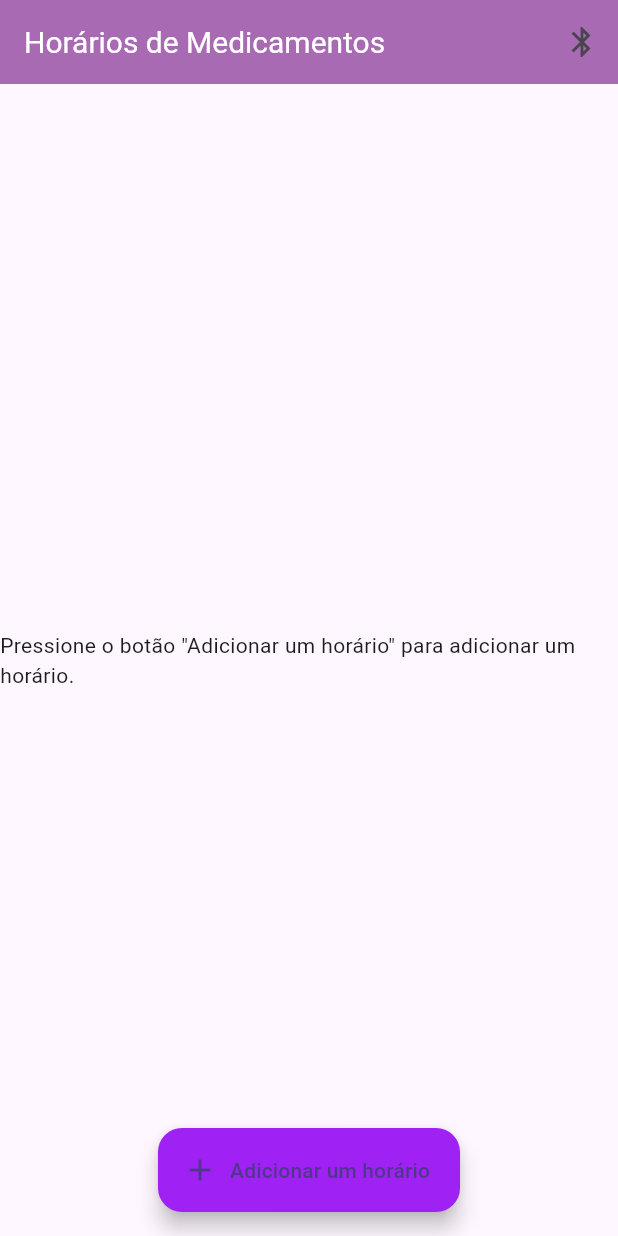
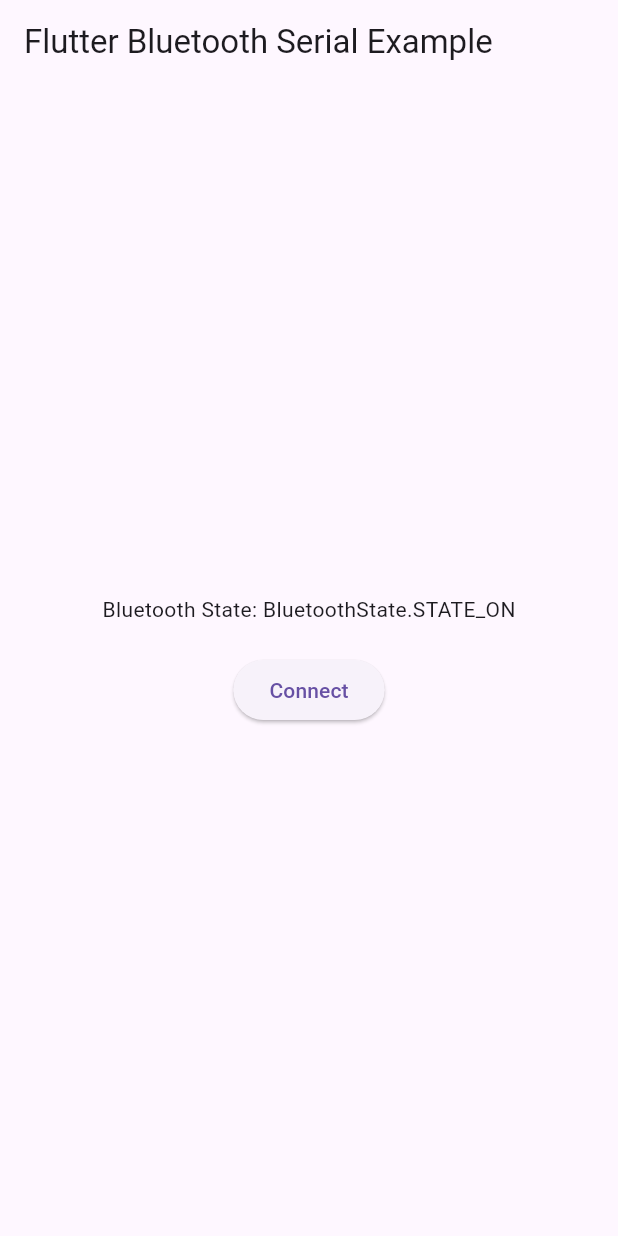
Before and after one commit to VithoriaS/projeto_caixa_medicamentos, a Flutter app: the screen it shows after launch, on a phone screen of 412 x 824 dp. Run offline on Flutter 3.47's test engine with Material 3 defaults, Android fonts, the phone set to English and light mode, and no system bars; our stand-ins replace flutter_blue, flutter_bluetooth_serial.

Commit message:
primeiro_teste_bluetooth

```diff
--- a/lib/main.dart
+++ b/lib/main.dart
@@ -1,5 +1,5 @@
 import 'package:flutter/material.dart';
-import 'medication_schedule_screen.dart';
+import 'package:flutter_bluetooth_serial/flutter_bluetooth_serial.dart';
 
 void main() {
   runApp(MyApp());
@@ -9,20 +9,89 @@
   @override
   Widget build(BuildContext context) {
     return MaterialApp(
-      title: 'Caixa de Medicamentos',
-      theme: ThemeData(
-        primarySwatch: Colors.blue,
-        appBarTheme: AppBarTheme(
-          color: Color.fromARGB(255, 168, 107, 179), // Cor de fundo da AppBar
-          titleTextStyle: TextStyle(
-            color: Colors.white, // Cor do texto
-            fontSize: 20, // Tamanho da fonte
-          ),
-        ),
-        visualDensity: VisualDensity.adaptivePlatformDensity,
-      ),
-      home: MedicationScheduleScreen(),
-      debugShowCheckedModeBanner: false,
+      home: BluetoothApp(),
     );
   }
 }
+
+class BluetoothApp extends StatefulWidget {
+  @override
+  _BluetoothAppState createState() => _BluetoothAppState();
+}
+
+class _BluetoothAppState extends State<BluetoothApp> {
+  BluetoothState _bluetoothState = BluetoothState.UNKNOWN;
+  BluetoothConnection? _connection;
+  bool _isConnected = false;
+
+  @override
+  void initState() {
+    super.initState();
+    FlutterBluetoothSerial.instance.state.then((state) {
+      setState(() {
+        _bluetoothState = state;
+      });
+    });
+
+    FlutterBluetoothSerial.instance.onStateChanged().listen((BluetoothState state) {
+      setState(() {
+        _bluetoothState = state;
+      });
+    });
+  }
+
+  void _connectToDevice(String address) async {
+    try {
+      _connection = await BluetoothConnection.toAddress(address);
+      setState(() {
+        _isConnected = true;
+      });
+      print('Connected to the device');
+
+      _connection!.input!.listen((Uint8List data) {
+        print('Data incoming: ${ascii.decode(data)}');
+      }).onDone(() {
+        print('Disconnected by remote request');
+        setState(() {
+          _isConnected = false;
+        });
+      });
+    } catch (e) {
+      print('Cannot connect, exception occurred: $e');
+    }
+  }
+
+  void _disconnectFromDevice() async {
+    await _connection?.close();
+    setState(() {
+      _isConnected = false;
+    });
+  }
+
+  @override
+  Widget build(BuildContext context) {
+    return Scaffold(
+      appBar: AppBar(
+        title: Text('Flutter Bluetooth Serial Example'),
+      ),
+      body: Center(
+        child: Column(
+          mainAxisAlignment: MainAxisAlignment.center,
+          children: <Widget>[
+            Text('Bluetooth State: $_bluetoothState'),
+            SizedBox(height: 20),
+            _isConnected
+                ? ElevatedButton(
+                    onPressed: _disconnectFromDevice,
+                    child: Text('Disconnect'),
+                  )
+                : ElevatedButton(
+                    onPressed: () => _connectToDevice('XX:XX:XX:XX:XX:XX'), // Substitua pelo endereÃ§o do seu dispositivo
+                    child: Text('Connect'),
+                  ),
+          ],
+        ),
+      ),
+    );
+  }
+}
--- a/pubspec.yaml
+++ b/pubspec.yaml
@@ -31,7 +31,7 @@
   flutter:
     sdk: flutter
   flutter_blue: ^0.8.0
-
+  flutter_bluetooth_serial: ^0.4.0
 
 
   # The following adds the Cupertino Icons font to your application.
```
Also changed, not shown: pubspec.lock, 1 other file.
